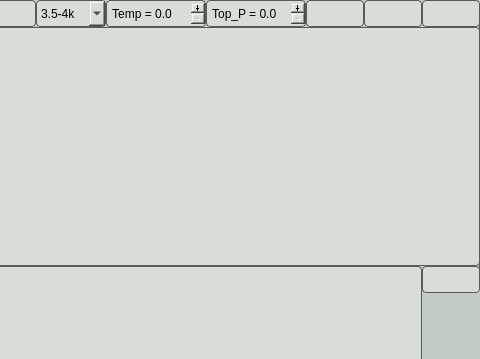
Old version of the form chatgpt_project/ui/chatgpt_ui.ui in the repository bigdeeer/toolbox; both pictures show x 495 to 975 and y 0 to 359 of the 975 by 743 pixel window.
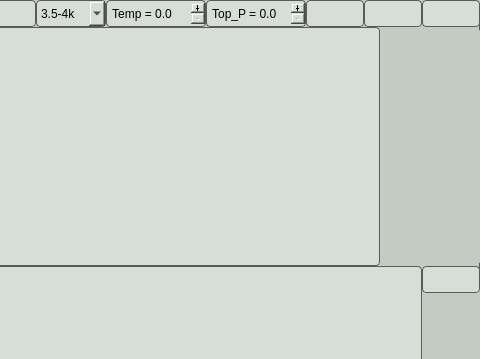
New version of the form. Icons and pictures are not drawn.

Commit message: add token display

Patch:
```diff
--- a/chatgpt_project/ui/chatgpt_ui.ui
+++ b/chatgpt_project/ui/chatgpt_ui.ui
@@ -390,6 +390,27 @@
      </widget>
     </item>
     <item>
+     <widget class="QWidget" name="dialog_layout_w" native="true">
+      <property name="styleSheet">
+       <string notr="true">border:0px;</string>
+      </property>
+      <layout class="QHBoxLayout" name="horizontalLayout_3">
+       <property name="spacing">
+        <number>0</number>
+       </property>
+       <property name="leftMargin">
+        <number>0</number>
+       </property>
+       <property name="topMargin">
+        <number>0</number>
+       </property>
+       <property name="rightMargin">
+        <number>0</number>
+       </property>
+       <property name="bottomMargin">
+        <number>0</number>
+       </property>
+       <item>
      <widget class="QTextEdit" name="dialog_edit">
       <property name="sizePolicy">
        <sizepolicy hsizetype="Expanding" vsizetype="Expanding">
@@ -423,6 +444,19 @@
 &lt;/style&gt;&lt;/head&gt;&lt;body style=&quot; font-family:'Microsoft YaHei UI'; font-size:12pt; font-weight:400; font-style:normal;&quot;&gt;
 &lt;p style=&quot;-qt-paragraph-type:empty; margin-top:0px; margin-bottom:0px; margin-left:0px; margin-right:0px; -qt-block-indent:0; text-indent:0px;&quot;&gt;&lt;br /&gt;&lt;/p&gt;&lt;/body&gt;&lt;/html&gt;</string>
       </property>
+        </widget>
+       </item>
+       <item>
+        <widget class="QTextEdit" name="token_disp">
+         <property name="maximumSize">
+          <size>
+           <width>100</width>
+           <height>16777215</height>
+          </size>
+         </property>
+        </widget>
+       </item>
+      </layout>
      </widget>
     </item>
     <item>
```
Lines whose indentation alone changed are shown as unchanged. The commit also changes 3 other files.
